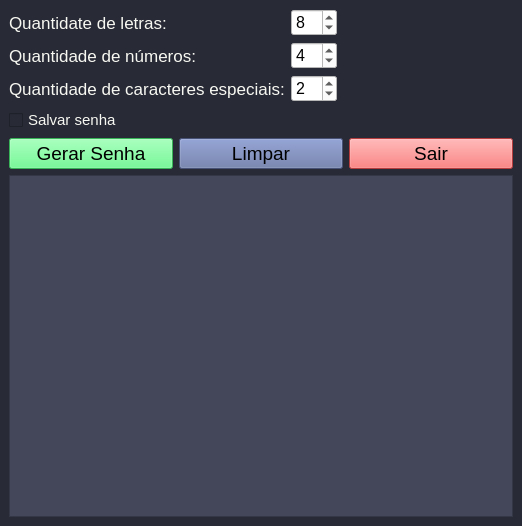
This is ui/main.ui in sandenbergmelo/gerador-de-senhas-python as Qt 5 draws it before an edit. The edited form follows.
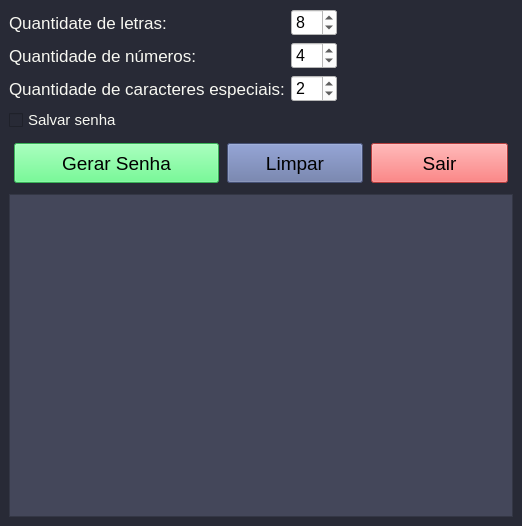
This is the edited form.

Commit message: Change buttons size

The edit to the form file:
```diff
--- a/ui/main.ui
+++ b/ui/main.ui
@@ -17,7 +17,7 @@
    <string notr="true">background-color: rgb(40, 42, 54);</string>
   </property>
   <widget class="QWidget" name="centralwidget">
-   <layout class="QVBoxLayout" name="verticalLayout_5">
+   <layout class="QVBoxLayout" name="verticalLayout">
     <item>
      <layout class="QHBoxLayout" name="horizontalLayout_2">
       <item>
@@ -161,13 +161,33 @@
      </widget>
     </item>
     <item>
-     <layout class="QGridLayout" name="gridLayout">
-      <item row="0" column="0">
-       <layout class="QVBoxLayout" name="verticalLayout">
-        <item>
-         <layout class="QHBoxLayout" name="horizontalLayout">
+     <layout class="QHBoxLayout" name="buttonsLayout" stretch="3,2,2">
+      <property name="spacing">
+       <number>8</number>
+      </property>
+      <property name="sizeConstraint">
+       <enum>QLayout::SetMaximumSize</enum>
+      </property>
+      <property name="leftMargin">
+       <number>5</number>
+      </property>
+      <property name="topMargin">
+       <number>5</number>
+      </property>
+      <property name="rightMargin">
+       <number>5</number>
+      </property>
+      <property name="bottomMargin">
+       <number>5</number>
+      </property>
           <item>
            <widget class="QPushButton" name="pushGerarSenha">
+        <property name="minimumSize">
+         <size>
+          <width>0</width>
+          <height>40</height>
+         </size>
+        </property>
             <property name="font">
              <font>
               <pointsize>14</pointsize>
@@ -186,6 +206,12 @@
           </item>
           <item>
            <widget class="QPushButton" name="pushLimpar">
+        <property name="minimumSize">
+         <size>
+          <width>0</width>
+          <height>40</height>
+         </size>
+        </property>
             <property name="font">
              <font>
               <pointsize>14</pointsize>
@@ -204,6 +230,12 @@
           </item>
           <item>
            <widget class="QPushButton" name="pushSair">
+        <property name="minimumSize">
+         <size>
+          <width>0</width>
+          <height>40</height>
+         </size>
+        </property>
             <property name="font">
              <font>
               <pointsize>14</pointsize>
@@ -274,10 +306,6 @@
            <bool>true</bool>
           </property>
          </widget>
-        </item>
-       </layout>
-      </item>
-     </layout>
     </item>
    </layout>
   </widget>
```
Lines whose indentation alone changed are shown as unchanged. The commit also changes 1 other file.
